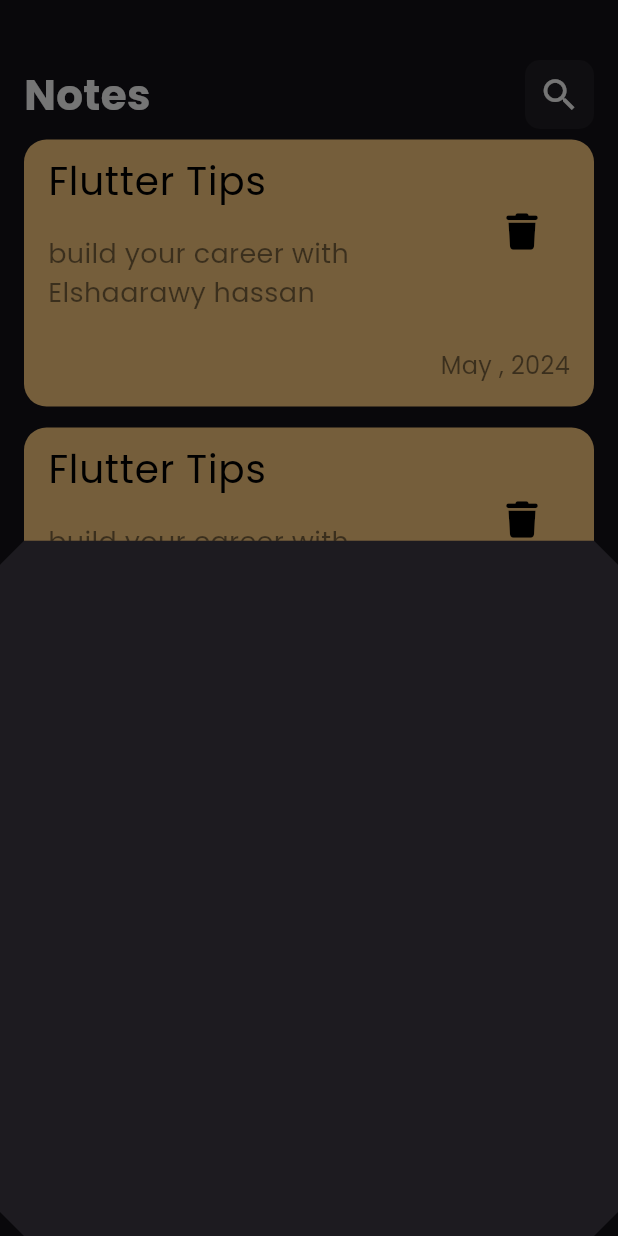
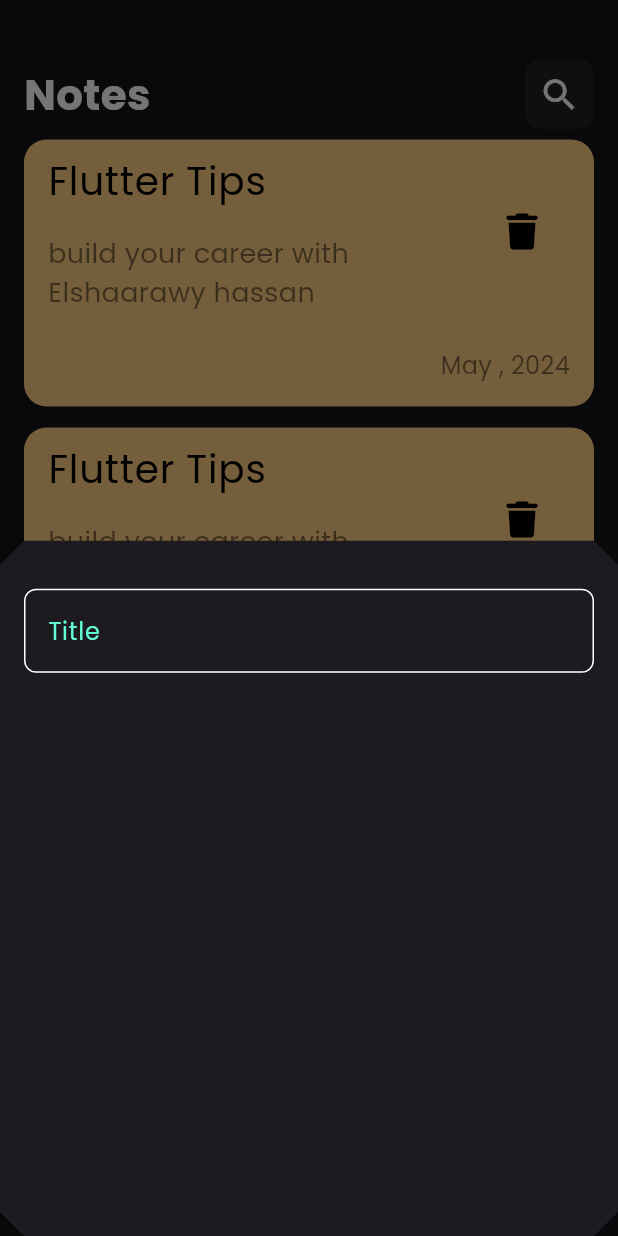
Before and after one commit to elshaarawy7/note_app1, a Flutter app: the screen it shows after launch, after a tap on the "add" icon, on a phone screen of 412 x 824 dp. Run offline on Flutter 3.47's test engine with Material 3 defaults, Android fonts, the phone set to English and light mode, and no system bars; our stand-ins replace font_awesome_flutter.

Commit message:
creat custem text field

```diff
--- a/lib/views/add_battom.dart
+++ b/lib/views/add_battom.dart
@@ -1,10 +1,19 @@
 import 'package:flutter/material.dart';
+import 'package:note_app/widgets/Custem_Text_Field.dart';
 
 class addBattomSheat extends StatelessWidget {
   const addBattomSheat({super.key});
 
   @override
   Widget build(BuildContext context) {
-    return Container();
+    return const Padding(
+      padding:  EdgeInsets.symmetric(horizontal: 16),
+      child: Column(
+        children: [
+          SizedBox(height: 32,),
+          CustemTextField(),
+        ],
+      ),
+    );
   }
 }
--- /dev/null
+++ b/lib/widgets/Custem_Text_Field.dart
@@ -0,0 +1,30 @@
+import 'package:flutter/material.dart';
+import 'package:note_app/widgets/constant.dart';
+
+class CustemTextField extends StatelessWidget {
+  const CustemTextField({super.key});
+
+  @override
+  Widget build(BuildContext context) {
+    return TextField(
+      cursorColor: kPrimrimaryColor,
+      decoration: InputDecoration(
+        hintText: "Title",
+        hintStyle: TextStyle(
+          color: kPrimrimaryColor ,
+        ),
+        border: buildBulder(),
+        enabledBorder: buildBulder(),
+        focusedBorder: buildBulder(kPrimrimaryColor),
+
+      ),
+    );
+  }
+
+  OutlineInputBorder buildBulder([color]) {
+    return OutlineInputBorder(
+        borderRadius: BorderRadius.circular(8),
+        borderSide: BorderSide(color: color??Colors.white) ,
+      );
+  }
+}
--- /dev/null
+++ b/lib/widgets/constant.dart
@@ -0,0 +1,3 @@
+
+import 'package:flutter/animation.dart';
+const kPrimrimaryColor = Color(0xff62FCD7) ;
```
